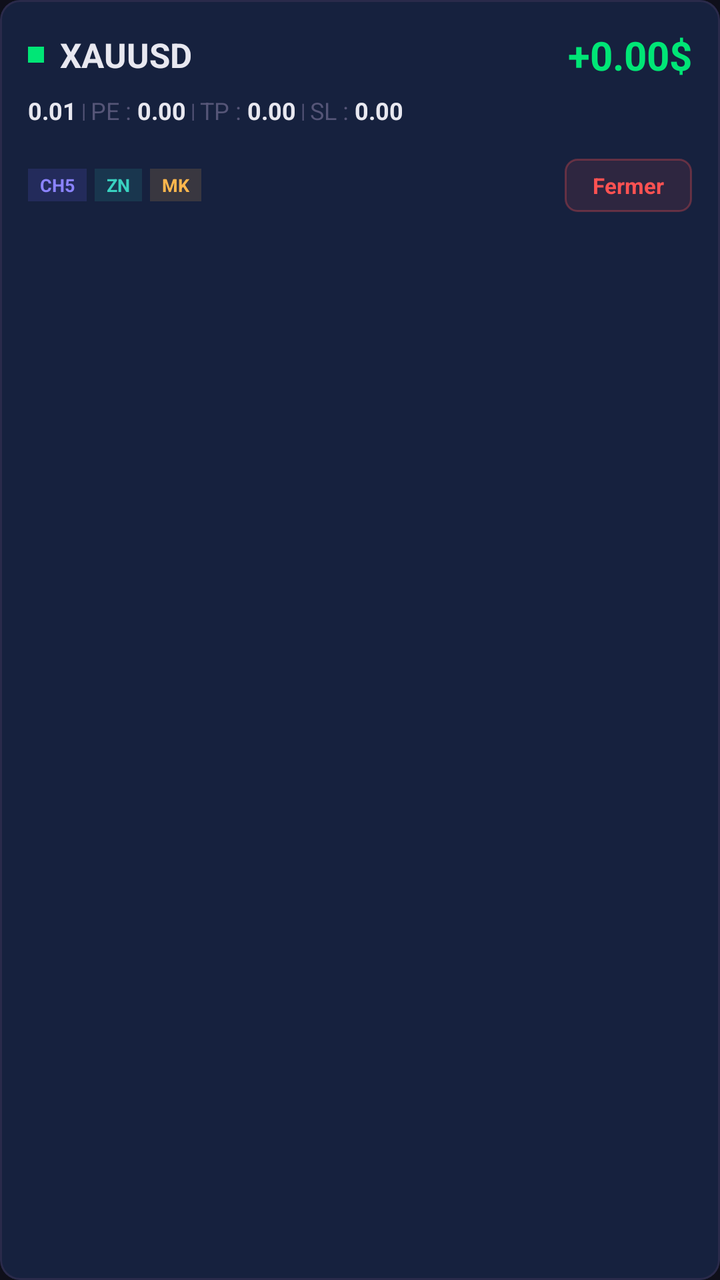
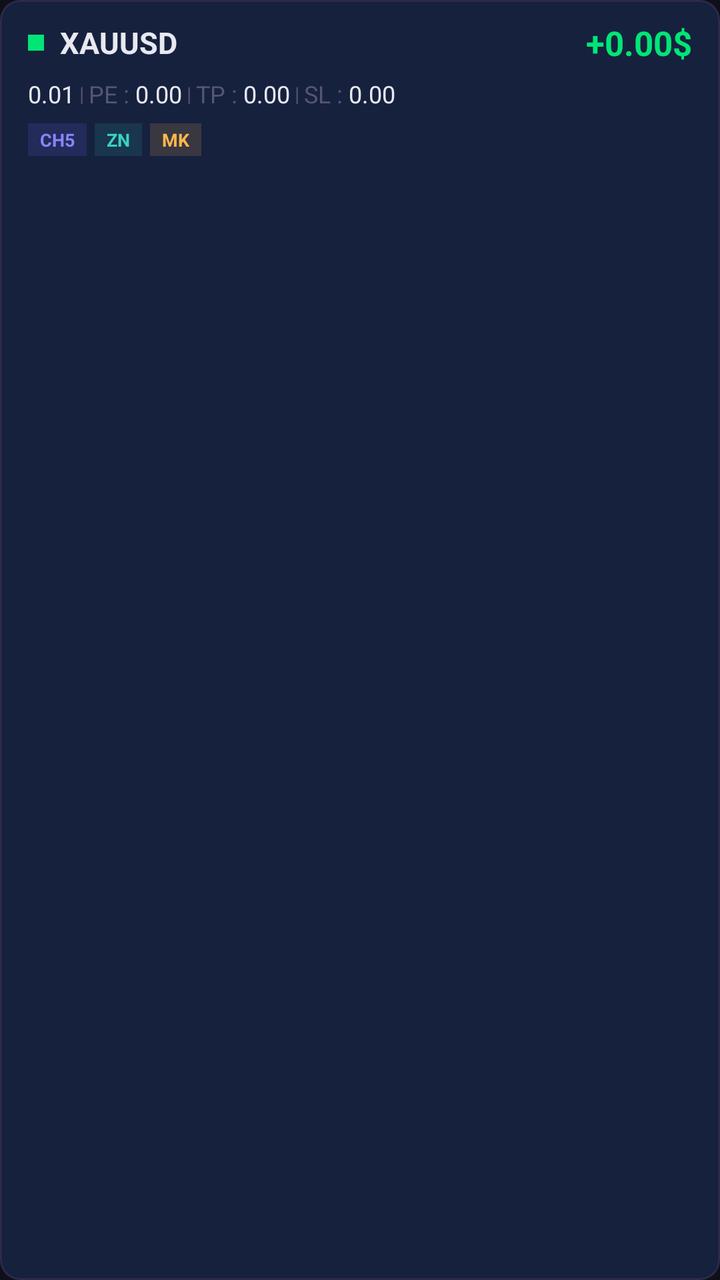

Before-and-after screenshots of an Android layout around one commit, followed by the original layout XML and the change that was made.
<!-- AndroidManifest.xml: application theme AppTheme -->
<!-- res/layout/item_position.xml -->
<?xml version="1.0" encoding="utf-8"?>
<com.google.android.material.card.MaterialCardView xmlns:android="http://schemas.android.com/apk/res/android"
    xmlns:app="http://schemas.android.com/apk/res-auto"
    android:layout_width="match_parent"
    android:layout_height="wrap_content"
    android:layout_marginBottom="10dp"
    app:cardBackgroundColor="@color/card_background"
    app:cardCornerRadius="10dp"
    app:cardElevation="0dp"
    app:strokeWidth="1dp"
    app:strokeColor="@color/border">

    <LinearLayout
        android:layout_width="match_parent"
        android:layout_height="wrap_content"
        android:orientation="vertical"
        android:padding="14dp">

        
        <LinearLayout
            android:layout_width="match_parent"
            android:layout_height="wrap_content"
            android:gravity="center_vertical"
            android:orientation="horizontal">

            <View
                android:id="@+id/posDot"
                android:layout_width="8dp"
                android:layout_height="8dp"
                android:background="@color/success"/>

            <TextView
                android:id="@+id/tvSymbol"
                android:layout_width="0dp"
                android:layout_height="wrap_content"
                android:layout_weight="1"
                android:text="XAUUSD"
                android:textColor="@color/text_primary"
                android:textSize="17sp"
                android:textStyle="bold"
                android:layout_marginStart="8dp"/>

            <TextView
                android:id="@+id/tvProfit"
                android:layout_width="wrap_content"
                android:layout_height="wrap_content"
                android:text="+0.00$"
                android:textColor="@color/profit"
                android:textSize="20sp"
                android:textStyle="bold"/>
        </LinearLayout>

        
        <LinearLayout
            android:layout_width="match_parent"
            android:layout_height="wrap_content"
            android:layout_marginTop="6dp"
            android:paddingBottom="10dp"
            android:gravity="center_vertical"
            android:orientation="horizontal"
            android:background="@android:color/transparent">

            <TextView
                android:id="@+id/tvVolume"
                android:layout_width="wrap_content"
                android:layout_height="wrap_content"
                android:text="0.01"
                android:textColor="@color/text_primary"
                android:textSize="12sp"
                android:textStyle="bold"/>

            <TextView
                android:layout_width="wrap_content"
                android:layout_height="wrap_content"
                android:text=" | "
                android:textColor="@color/text_muted"
                android:textSize="10sp"/>

            <TextView
                android:layout_width="wrap_content"
                android:layout_height="wrap_content"
                android:text="PE : "
                android:textColor="@color/text_muted"
                android:textSize="12sp"/>

            <TextView
                android:id="@+id/tvOpenPrice"
                android:layout_width="wrap_content"
                android:layout_height="wrap_content"
                android:text="0.00"
                android:textColor="@color/text_primary"
                android:textSize="12sp"
                android:textStyle="bold"/>

            <TextView
                android:layout_width="wrap_content"
                android:layout_height="wrap_content"
                android:text=" | "
                android:textColor="@color/text_muted"
                android:textSize="10sp"/>

            <TextView
                android:layout_width="wrap_content"
                android:layout_height="wrap_content"
                android:text="TP : "
                android:textColor="@color/text_muted"
                android:textSize="12sp"/>

            <TextView
                android:id="@+id/tvTp"
                android:layout_width="wrap_content"
                android:layout_height="wrap_content"
                android:text="0.00"
                android:textColor="@color/text_primary"
                android:textSize="12sp"
                android:textStyle="bold"/>

            <TextView
                android:layout_width="wrap_content"
                android:layout_height="wrap_content"
                android:text=" | "
                android:textColor="@color/text_muted"
                android:textSize="10sp"/>

            <TextView
                android:layout_width="wrap_content"
                android:layout_height="wrap_content"
                android:text="SL : "
                android:textColor="@color/text_muted"
                android:textSize="12sp"/>

            <TextView
                android:id="@+id/tvSl"
                android:layout_width="wrap_content"
                android:layout_height="wrap_content"
                android:text="0.00"
                android:textColor="@color/text_primary"
                android:textSize="12sp"
                android:textStyle="bold"/>
        </LinearLayout>

        
        <LinearLayout
            android:layout_width="match_parent"
            android:layout_height="wrap_content"
            android:layout_marginTop="6dp"
            android:gravity="center_vertical"
            android:orientation="horizontal">

            
            <TextView
                android:id="@+id/badgeChannel"
                android:layout_width="wrap_content"
                android:layout_height="wrap_content"
                android:text="CH5"
                android:textColor="@color/accent_light"
                android:textSize="9sp"
                android:textStyle="bold"
                android:paddingHorizontal="6dp"
                android:paddingVertical="2dp"
                android:background="#266C63FF"/>

            
            <TextView
                android:id="@+id/badgeSignal"
                android:layout_width="wrap_content"
                android:layout_height="wrap_content"
                android:text="ZN"
                android:textColor="#39D2C0"
                android:textSize="9sp"
                android:textStyle="bold"
                android:paddingHorizontal="6dp"
                android:paddingVertical="2dp"
                android:background="#1E39D2C0"
                android:layout_marginStart="4dp"/>

            
            <TextView
                android:id="@+id/badgeOrder"
                android:layout_width="wrap_content"
                android:layout_height="wrap_content"
                android:text="MK"
                android:textColor="@color/warning"
                android:textSize="9sp"
                android:textStyle="bold"
                android:paddingHorizontal="6dp"
                android:paddingVertical="2dp"
                android:background="#26FFB74D"
                android:layout_marginStart="4dp"/>

            <View
                android:layout_width="0dp"
                android:layout_height="0dp"
                android:layout_weight="1"/>

            <TextView
                android:id="@+id/btnClose"
                android:layout_width="wrap_content"
                android:layout_height="wrap_content"
                android:text="Fermer"
                android:textColor="@color/danger"
                android:textSize="11sp"
                android:textStyle="bold"
                android:paddingHorizontal="14dp"
                android:paddingVertical="6dp"
                android:background="@drawable/btn_close_pos_bg"/>
        </LinearLayout>
    </LinearLayout>
</com.google.android.material.card.MaterialCardView>
<!-- resources referenced by this layout -->
<resources>
  <color name="accent_light">#8B83FF</color>
  <color name="border">#2A2A4A</color>
  <color name="card_background">#16213E</color>
  <color name="danger">#FF5252</color>
  <color name="profit">#00E676</color>
  <color name="success">#00E676</color>
  <color name="text_muted">#555577</color>
  <color name="text_primary">#E8E8F0</color>
  <color name="warning">#FFB74D</color>
  <!-- drawable btn_close_pos_bg (drawable) -->
  <?xml version="1.0" encoding="utf-8"?>
  <shape xmlns:android="http://schemas.android.com/apk/res/android"
      android:shape="rectangle">
      <solid android:color="#1AFF5252"/>
      <stroke android:width="1dp" android:color="#4DFF5252"/>
      <corners android:radius="6dp"/>
  </shape>
  <style name="AppTheme" parent="Theme.Material3.DayNight.NoActionBar">
          <item name="colorPrimary">@color/primary</item>
          <item name="colorPrimaryDark">@color/primary_dark</item>
          <item name="colorAccent">@color/accent</item>
          <item name="android:windowBackground">@color/background</item>
          <item name="android:statusBarColor">@color/background</item>
          <item name="android:navigationBarColor">@color/background</item>
      </style>
  <color name="primary">#6C63FF</color>
  <color name="primary_dark">#5A52E0</color>
  <color name="accent">#6C63FF</color>
  <color name="background">#0F0F1A</color>
</resources>

<!-- the commit's change to res/layout/item_position.xml (unified diff, before → after) -->
@@ -14,7 +14,8 @@
         android:layout_width="match_parent"
         android:layout_height="wrap_content"
         android:orientation="vertical"
-        android:padding="14dp">
+        android:paddingHorizontal="14dp"
+        android:paddingVertical="10dp">
 
         
         <LinearLayout
@@ -36,7 +37,7 @@
                 android:layout_weight="1"
                 android:text="XAUUSD"
                 android:textColor="@color/text_primary"
-                android:textSize="17sp"
+                android:textSize="15sp"
                 android:textStyle="bold"
                 android:layout_marginStart="8dp"/>
 
@@ -46,7 +47,7 @@
                 android:layout_height="wrap_content"
                 android:text="+0.00$"
                 android:textColor="@color/profit"
-                android:textSize="20sp"
+                android:textSize="17sp"
                 android:textStyle="bold"/>
         </LinearLayout>
 
@@ -55,10 +56,9 @@
             android:layout_width="match_parent"
             android:layout_height="wrap_content"
             android:layout_marginTop="6dp"
-            android:paddingBottom="10dp"
+            android:paddingBottom="6dp"
             android:gravity="center_vertical"
-            android:orientation="horizontal"
-            android:background="@android:color/transparent">
+            android:orientation="horizontal">
 
             <TextView
                 android:id="@+id/tvVolume"
@@ -66,8 +66,7 @@
                 android:layout_height="wrap_content"
                 android:text="0.01"
                 android:textColor="@color/text_primary"
-                android:textSize="12sp"
-                android:textStyle="bold"/>
+                android:textSize="12sp"/>
 
             <TextView
                 android:layout_width="wrap_content"
@@ -89,8 +88,7 @@
                 android:layout_height="wrap_content"
                 android:text="0.00"
                 android:textColor="@color/text_primary"
-                android:textSize="12sp"
-                android:textStyle="bold"/>
+                android:textSize="12sp"/>
 
             <TextView
                 android:layout_width="wrap_content"
@@ -112,8 +110,7 @@
                 android:layout_height="wrap_content"
                 android:text="0.00"
                 android:textColor="@color/text_primary"
-                android:textSize="12sp"
-                android:textStyle="bold"/>
+                android:textSize="12sp"/>
 
             <TextView
                 android:layout_width="wrap_content"
@@ -135,19 +132,17 @@
                 android:layout_height="wrap_content"
                 android:text="0.00"
                 android:textColor="@color/text_primary"
-                android:textSize="12sp"
-                android:textStyle="bold"/>
+                android:textSize="12sp"/>
         </LinearLayout>
 
         
         <LinearLayout
             android:layout_width="match_parent"
             android:layout_height="wrap_content"
-            android:layout_marginTop="6dp"
+            android:layout_marginTop="2px"
             android:gravity="center_vertical"
             android:orientation="horizontal">
 
-            
             <TextView
                 android:id="@+id/badgeChannel"
                 android:layout_width="wrap_content"
@@ -160,7 +155,6 @@
                 android:paddingVertical="2dp"
                 android:background="#266C63FF"/>
 
-            
             <TextView
                 android:id="@+id/badgeSignal"
                 android:layout_width="wrap_content"
@@ -174,7 +168,6 @@
                 android:background="#1E39D2C0"
                 android:layout_marginStart="4dp"/>
 
-            
             <TextView
                 android:id="@+id/badgeOrder"
                 android:layout_width="wrap_content"
@@ -187,23 +180,6 @@
                 android:paddingVertical="2dp"
                 android:background="#26FFB74D"
                 android:layout_marginStart="4dp"/>
-
-            <View
-                android:layout_width="0dp"
-                android:layout_height="0dp"
-                android:layout_weight="1"/>
-
-            <TextView
-                android:id="@+id/btnClose"
-                android:layout_width="wrap_content"
-                android:layout_height="wrap_content"
-                android:text="Fermer"
-                android:textColor="@color/danger"
-                android:textSize="11sp"
-                android:textStyle="bold"
-                android:paddingHorizontal="14dp"
-                android:paddingVertical="6dp"
-                android:background="@drawable/btn_close_pos_bg"/>
         </LinearLayout>
     </LinearLayout>
 </com.google.android.material.card.MaterialCardView>
<!-- resource entries referenced after the edit -->
@@ -3,20 +3,11 @@
   <color name="accent_light">#8B83FF</color>
   <color name="border">#2A2A4A</color>
   <color name="card_background">#16213E</color>
-  <color name="danger">#FF5252</color>
   <color name="profit">#00E676</color>
   <color name="success">#00E676</color>
   <color name="text_muted">#555577</color>
   <color name="text_primary">#E8E8F0</color>
   <color name="warning">#FFB74D</color>
-  <!-- drawable btn_close_pos_bg (drawable) -->
-  <?xml version="1.0" encoding="utf-8"?>
-  <shape xmlns:android="http://schemas.android.com/apk/res/android"
-      android:shape="rectangle">
-      <solid android:color="#1AFF5252"/>
-      <stroke android:width="1dp" android:color="#4DFF5252"/>
-      <corners android:radius="6dp"/>
-  </shape>
   <style name="AppTheme" parent="Theme.Material3.DayNight.NoActionBar">
           <item name="colorPrimary">@color/primary</item>
           <item name="colorPrimaryDark">@color/primary_dark</item>
